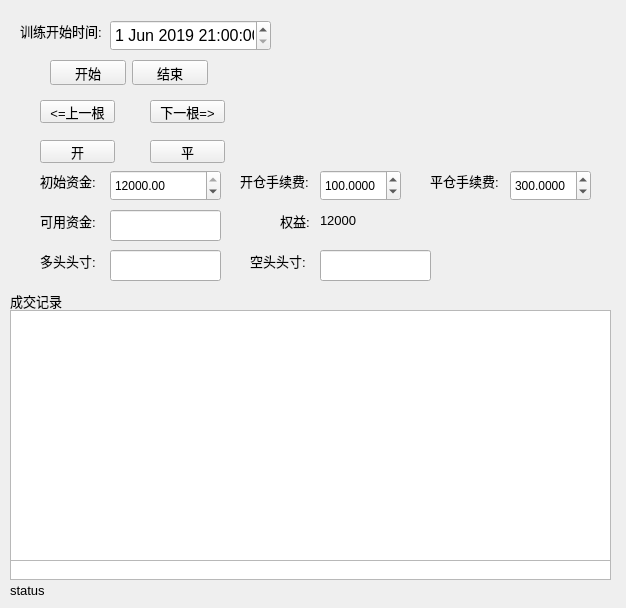
Old version of the form FutureSystem/traindlg.ui in the repository spartawwy/FForcast_train.
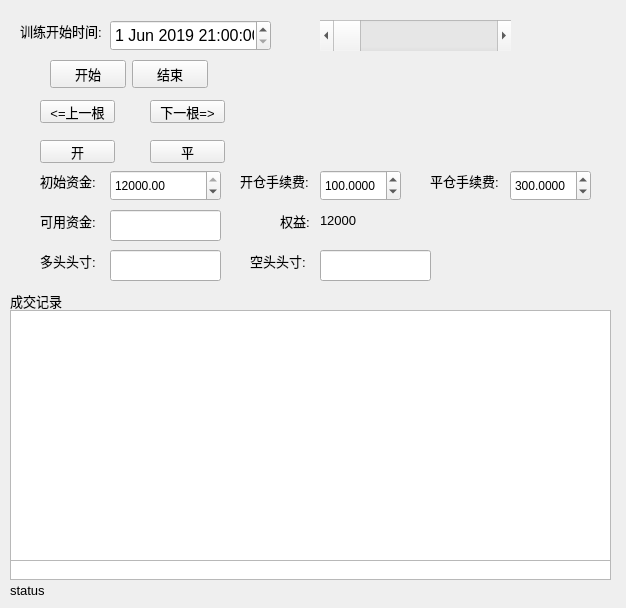
New version of the form.

Commit message: reallizing train trade 0

The edit to the form file:
```diff
--- a/FutureSystem/traindlg.ui
+++ b/FutureSystem/traindlg.ui
@@ -211,7 +211,7 @@
      <x>50</x>
      <y>60</y>
      <width>158</width>
-     <height>25</height>
+     <height>28</height>
     </rect>
    </property>
    <layout class="QHBoxLayout" name="horizontalLayout">
@@ -461,6 +461,19 @@
     <string/>
    </property>
   </widget>
+  <widget class="QScrollBar" name="hScrollBar_TrainTimeRange">
+   <property name="geometry">
+    <rect>
+     <x>320</x>
+     <y>20</y>
+     <width>191</width>
+     <height>31</height>
+    </rect>
+   </property>
+   <property name="orientation">
+    <enum>Qt::Horizontal</enum>
+   </property>
+  </widget>
  </widget>
  <resources/>
  <connections/>
```
The commit also changes 15 other files.
